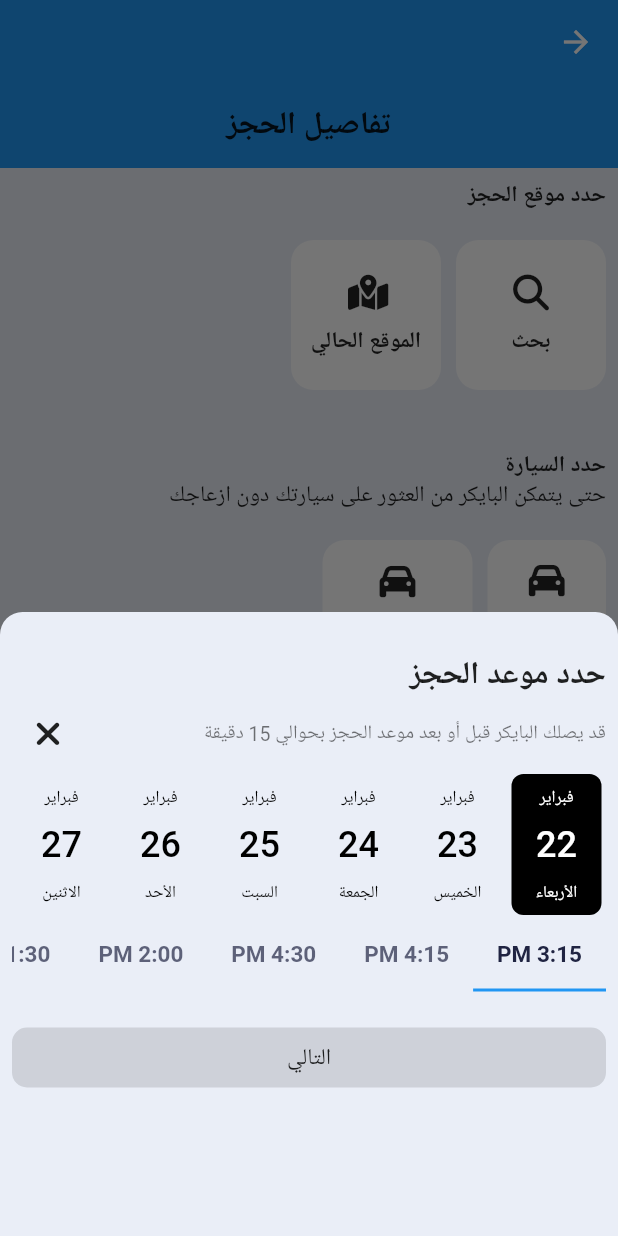
After one commit to 3shmawi/Ghaslah, a Flutter app: the BookingWashScreen screen opened by its route, after a tap on "التالي", on a phone screen of 412 x 824 dp. The commit adds this screen. Run offline on Flutter 3.47's test engine with Material 2 defaults, Android fonts, the phone set to English and light mode, and no system bars; drawn by our look-alikes of date_picker_timeline; our stand-ins replace font_awesome_flutter, google_nav_bar; generated files the repository leaves out were written again.

Commit message:
adding booking page

```diff
--- a/lib/app/app.dart
+++ b/lib/app/app.dart
@@ -23,7 +23,7 @@ class MyAppState extends State<MyApp> {
   @override
   Widget build(BuildContext context) {
     return MaterialApp(
-      locale: const Locale('en'),
+      locale: const Locale('ar'),
       scrollBehavior: const MaterialScrollBehavior().copyWith(
         dragDevices: {
           PointerDeviceKind.mouse,
--- /dev/null
+++ b/lib/screens/book_wash/book_wash_screen.dart
@@ -0,0 +1,276 @@
+import 'package:date_picker_timeline/date_picker_widget.dart';
+import 'package:flutter/material.dart';
+import 'package:font_awesome_flutter/font_awesome_flutter.dart';
+
+import '../../unit/color_manager.dart';
+import '../../unit/shared_widget/buttons.dart';
+import '../../unit/values_manager.dart';
+
+class BookingWashScreen extends StatelessWidget {
+  const BookingWashScreen({Key? key}) : super(key: key);
+
+  @override
+  Widget build(BuildContext context) {
+    return Scaffold(
+      backgroundColor: ColorManager.backgroundColor,
+      appBar: AppBar(
+        elevation: 0,
+
+        bottom: AppBar(
+          elevation: 0,
+          centerTitle: true,
+          automaticallyImplyLeading: false,
+          title:Text(
+            'تفاصيل الحجز',
+            style: Theme.of(context).textTheme.titleLarge,
+          ),
+        ),
+      ),
+      body: SingleChildScrollView(
+        child: Padding(
+          padding: const EdgeInsets.all(AppPadding.p8),
+          child: Column(
+            crossAxisAlignment: CrossAxisAlignment.start,
+            children: [
+              Text(
+                'حدد موقع الحجز',
+                style: Theme.of(context).textTheme.bodyLarge,
+              ),
+              const SizedBox(height: AppSize.s20),
+              Row(
+                children: [
+                  Container(
+                    width: AppSize.s100,
+                    height: AppSize.s100,
+                    decoration: BoxDecoration(
+                      color: ColorManager.whiteColor,
+                      borderRadius: BorderRadius.circular(15),
+                    ),
+                    child: Column(
+                      mainAxisAlignment: MainAxisAlignment.center,
+                      children: [
+                        const Icon(
+                          FontAwesomeIcons.magnifyingGlass,
+                        ),
+                        const SizedBox(height: AppSize.s10),
+                        Text(
+                          'بحث',
+                          style: Theme.of(context).textTheme.bodyLarge,
+                        ),
+                      ],
+                    ),
+                  ),
+                  const SizedBox(width: AppSize.s10),
+                  Container(
+                    width: AppSize.s100,
+                    height: AppSize.s100,
+                    decoration: BoxDecoration(
+                      color: ColorManager.whiteColor,
+                      borderRadius: BorderRadius.circular(15),
+                    ),
+                    child: Column(
+                      mainAxisAlignment: MainAxisAlignment.center,
+                      children: [
+                        const Icon(
+                          FontAwesomeIcons.mapLocationDot,
+                        ),
+                        const SizedBox(height: AppSize.s10),
+                        Text(
+                          'الموقع الحالي',
+                          style: Theme.of(context).textTheme.bodyLarge,
+                        ),
+                      ],
+                    ),
+                  ),
+                ],
+              ),
+              const SizedBox(height: AppSize.s40),
+              Text(
+                'حدد السيارة',
+                style: Theme.of(context).textTheme.bodyLarge,
+              ),
+              Text(
+                'حتى يتمكن البايكر من العثور على سيارتك دون ازعاجك',
+                style: Theme.of(context).textTheme.bodyMedium,
+              ),
+              const SizedBox(height: AppSize.s20),
+              Row(
+                children: [
+                  Container(
+                    width: AppSize.s79,
+                    height: AppSize.s100,
+                    decoration: BoxDecoration(
+                      color: ColorManager.whiteColor,
+                      borderRadius: BorderRadius.circular(15),
+                    ),
+                    child: Column(
+                      mainAxisAlignment: MainAxisAlignment.center,
+                      children: [
+                        const Icon(
+                          FontAwesomeIcons.car,
+                        ),
+                        const SizedBox(height: AppSize.s10),
+                        Text(
+                          'Add Vehicle',
+                          textAlign: TextAlign.center,
+                          style: Theme.of(context).textTheme.bodyLarge,
+                        ),
+                      ],
+                    ),
+                  ),
+                  const SizedBox(width: AppSize.s10),
+                  Container(
+                    width: AppSize.s100,
+                    height: AppSize.s100,
+                    decoration: BoxDecoration(
+                      color: ColorManager.whiteColor,
+                      borderRadius: BorderRadius.circular(15),
+                    ),
+                    child: Column(
+                      mainAxisAlignment: MainAxisAlignment.center,
+                      children: [
+                        const Icon(
+                          FontAwesomeIcons.car,
+                        ),
+                        const SizedBox(height: AppSize.s10),
+                        Text(
+                          'ت ه و',
+                          textAlign: TextAlign.center,
+                          style: Theme.of(context).textTheme.bodyMedium,
+                        ),
+                        Text(
+                          '7767-a b h',
+                          textDirection: TextDirection.ltr,
+                          textAlign: TextAlign.center,
+                          style: Theme.of(context).textTheme.bodySmall,
+                        ),
+                      ],
+                    ),
+                  ),
+                ],
+              ),
+              const SizedBox(height: AppSize.s40),
+              TextFormField(
+                maxLines: 5,
+                minLines: 1,
+                decoration: InputDecoration(
+                  labelText: 'اضف ملاحظة للبايكر',
+                  hintText: 'اضف ملاحظة للبايكر',
+                  labelStyle: Theme.of(context).textTheme.bodySmall,
+                  hintStyle: Theme.of(context).textTheme.bodySmall,
+                  border: OutlineInputBorder(
+                    borderRadius: BorderRadius.circular(15),
+                  ),
+                ),
+              ),
+              const SizedBox(height: AppSize.s40),
+              DefaultElevatedButton(
+                text: 'التالي',
+                onPressed: () {
+                  bottomSheet(context);
+                },
+              ),
+              const SizedBox(height: AppSize.s10),
+            ],
+          ),
+        ),
+      ),
+    );
+  }
+
+  void bottomSheet(BuildContext context) {
+    showModalBottomSheet(
+      context: context,
+      useSafeArea: true,
+
+      backgroundColor: ColorManager.backgroundColor,
+      clipBehavior: Clip.antiAliasWithSaveLayer,
+      shape: const RoundedRectangleBorder(
+          borderRadius: BorderRadius.only(
+        topLeft: Radius.circular(15),
+        topRight: Radius.circular(15),
+      )),
+      builder: (context) => DefaultTabController(
+        length: 9,
+        child: Padding(
+          padding: const EdgeInsets.all(8.0),
+          child: SizedBox(
+            height: 400,
+            width: double.infinity,
+            child: Column(
+              crossAxisAlignment: CrossAxisAlignment.start,
+              children: [
+                const SizedBox(height: 20),
+                Text(
+                  'حدد موعد الحجز',
+                  textDirection: TextDirection.ltr,
+                  textAlign: TextAlign.center,
+                  style: Theme.of(context).textTheme.titleLarge,
+                ),
+                Row(
+                  children: [
+                    Text(
+                      'قد يصلك البايكر قبل أو بعد موعد الحجز بحوالي 15 دقيقة',
+                      textDirection: TextDirection.ltr,
+                      textAlign: TextAlign.center,
+                      style: Theme.of(context).textTheme.bodySmall,
+                    ),
+                    const Spacer(),
+                    IconButton(
+                        onPressed: () => Navigator.of(context).pop(),
+                        icon: const Icon(
+                          FontAwesomeIcons.xmark,
+                        )),
+                  ],
+                ),
+                DatePicker(
+                  DateTime.now(),
+                  initialSelectedDate: DateTime.now(),
+                  locale: 'ar',
+                  height: 100,
+                  activeDates: [
+                    DateTime(2023, 02, 21),
+                    DateTime(2023, 02, 22),
+                    DateTime(2023, 02, 23),
+                    DateTime(2023, 02, 24),
+                    DateTime(2023, 02, 25),
+                    DateTime(2023, 02, 26),
+                    DateTime(2023, 02, 27),
+                    DateTime(2023, 02, 28),
+                  ],
+                  selectionColor: Colors.black,
+                  selectedTextColor: Colors.white,
+                  onDateChange: (date) {
+                    // New date selected
+                    // setState(() {
+                    //   _selectedValue = date;
+                    // });
+                  },
+                ),
+                const TabBar(
+                  isScrollable: true,
+                  labelColor: ColorManager.mainTextColor,
+                  tabs: [
+                    Tab(text: '3:15 PM',),
+                    Tab(text: '4:15 PM',),
+                    Tab(text: '4:30 PM',),
+                    Tab(text: '2:00 PM',),
+                    Tab(text: '11:30 AM',),
+                    Tab(text: '3:15 PM',),
+                    Tab(text: '3:15 PM',),
+                    Tab(text: '3:15 PM',),
+                    Tab(text: '3:15 PM',),
+                  ],
+                ),
+                const SizedBox(height: 20),
+                const DefaultElevatedButton(
+                  text: 'التالي',
+                ),
+              ],
+            ),
+          ),
+        ),
+      ),
+    );
+  }
+}
--- a/lib/screens/main/main_screen.dart
+++ b/lib/screens/main/main_screen.dart
@@ -84,7 +84,7 @@ class _MainScreenState extends State<MainScreen> {
         text: text,
         padding: const EdgeInsets.only(
           left: 20.0,
-          right: 20.0,
+          right: 15.0,
           top: 15.0,
           bottom: 15.0,
         ),
--- a/lib/screens/main/pages/booking/booking_page.dart
+++ b/lib/screens/main/pages/booking/booking_page.dart
@@ -23,6 +23,8 @@ class _BookingPageState extends State<BookingPage> {
       length: 2,
       child: Scaffold(
         appBar: AppBar(
+          automaticallyImplyLeading: false,
+          centerTitle: true,
           backgroundColor: ColorManager.gradientColor2,
           title: const Text('Bookings'),
           bottom:   const TabBar(
--- a/lib/screens/main/pages/booking/new/new_booking_screen.dart
+++ b/lib/screens/main/pages/booking/new/new_booking_screen.dart
@@ -5,6 +5,6 @@ class NewBooking extends StatelessWidget {
 
   @override
   Widget build(BuildContext context) {
-    return const Placeholder();
+    return Container();
   }
 }
--- a/lib/screens/main/pages/booking/old/old_booking_screen.dart
+++ b/lib/screens/main/pages/booking/old/old_booking_screen.dart
@@ -5,6 +5,6 @@ class OldBooking extends StatelessWidget {
 
   @override
   Widget build(BuildContext context) {
-    return const Placeholder();
+    return Container();
   }
 }
--- a/lib/screens/main/pages/store/car_store_page.dart
+++ b/lib/screens/main/pages/store/car_store_page.dart
@@ -1,5 +1,6 @@
 import 'dart:ui';
 import 'package:ghaslah/unit/color_manager.dart';
+import 'package:ghaslah/unit/routes_manager.dart';
 import '../../../../unit/shared_widget/car_category_card.dart';
 import 'package:flutter/material.dart';
 import 'package:font_awesome_flutter/font_awesome_flutter.dart';
@@ -116,26 +117,30 @@ class _CarStorePageState extends State<CarStorePage> {
             scrollDirection: Axis.horizontal,
             shrinkWrap: true,
             physics: const BouncingScrollPhysics(),
-            children: const [
+            children: [
               CarCategory(
+                onTap: () =>Navigator.of(context).pushNamed(Routes.bookingWashRoute),
                 carPicture: 'assets/img/jpg/car.jpeg',
                 categoryName: 'غسيل كوفيد',
                 categoryText: '49 SAR',
                 circleColor: ColorManager.redCircleColor,
               ),
               CarCategory(
+                onTap: () {},
                 carPicture: 'assets/img/jpg/images.jpeg',
                 categoryName: 'غسيل سويتر بلس ',
                 categoryText: '54 SAR',
                 circleColor: ColorManager.purpleCircleColor,
               ),
               CarCategory(
+                onTap: () {},
                 carPicture: 'assets/img/jpg/car.jpeg',
                 categoryName: 'غسيل كوفيد',
                 categoryText: '49 SAR',
                 circleColor: ColorManager.redCircleColor,
               ),
               CarCategory(
+                onTap: () {},
                 carPicture: 'assets/img/jpg/images.jpeg',
                 categoryName: 'غسيل سويتر بلس ',
                 categoryText: '54 SAR',
--- a/lib/unit/routes_manager.dart
+++ b/lib/unit/routes_manager.dart
@@ -1,11 +1,14 @@
 import 'package:flutter/material.dart';
 import 'package:ghaslah/unit/strings_manager.dart';
 
+import '../screens/book_wash/book_wash_screen.dart';
 import '../screens/main/main_screen.dart';
 
 class Routes {
-  static const String splashRoute = "/";
-  static const String mainRoute = "/main";
+  static const splashRoute = "/";
+  static const mainRoute = "/main";
+  static const bookingWashRoute = "/bookingWash";
+
 }
 
 class RouteGenerator {
@@ -13,6 +16,8 @@ class RouteGenerator {
     switch (settings.name) {
       case Routes.mainRoute:
         return MaterialPageRoute(builder: (_) => const MainScreen());
+      case Routes.bookingWashRoute:
+        return MaterialPageRoute(builder: (_) => const BookingWashScreen());
       default:
         return unDefinedRoute();
     }
--- /dev/null
+++ b/lib/unit/shared_widget/buttons.dart
@@ -0,0 +1,32 @@
+import 'package:flutter/material.dart';
+import 'package:ghaslah/unit/color_manager.dart';
+import 'package:ghaslah/unit/values_manager.dart';
+
+class DefaultElevatedButton extends StatelessWidget {
+  const DefaultElevatedButton({
+    required this.text,
+    this.onPressed,
+    Key? key,
+  }) : super(key: key);
+
+  final String text;
+  final VoidCallback? onPressed;
+
+  @override
+  Widget build(BuildContext context) {
+    return ElevatedButton(
+      onPressed: onPressed,
+      style: ElevatedButton.styleFrom(
+        minimumSize: const Size(double.infinity, AppSize.s40),
+        backgroundColor: ColorManager.redCircleColor,
+        shape: RoundedRectangleBorder(
+          borderRadius: BorderRadius.circular(AppSize.s10),
+        ),
+      ),
+      child: Text(
+        text,
+        style: Theme.of(context).textTheme.bodyMedium,
+      ),
+    );
+  }
+}
--- a/lib/unit/shared_widget/car_category_card.dart
+++ b/lib/unit/shared_widget/car_category_card.dart
@@ -7,13 +7,14 @@ class CarCategory extends StatelessWidget {
     required this.categoryName,
     required this.categoryText,
     required this.circleColor,
+    this.onTap,
   }) : super(key: key);
 
   final String carPicture;
   final String categoryName;
   final String categoryText;
   final Color circleColor;
-
+  final GestureTapCallback? onTap;
   @override
   Widget build(BuildContext context) {
     return Padding(
@@ -23,6 +24,8 @@ class CarCategory extends StatelessWidget {
         bottom: 20.0,
         top: 0.0,
       ),
+      child: InkWell(
+        onTap: onTap,
         child: Container(
           height: MediaQuery.of(context).size.height * 0.225,
           width: MediaQuery.of(context).size.height * 0.20,
@@ -56,13 +59,14 @@ class CarCategory extends StatelessWidget {
                     decoration: BoxDecoration(
                       color: circleColor,
                       shape: BoxShape.circle,
+                      image: DecorationImage(
+                        image: AssetImage( carPicture,),
+                        fit: BoxFit.cover,
+
+                      )
                     ),
-                  child: Container(),
                   ),
-                Image.asset(
-                  carPicture,
-                  width: 140.0,
-                ),
+
                 ],
               ),
               const SizedBox(
@@ -92,6 +96,7 @@ class CarCategory extends StatelessWidget {
             ],
           ),
         ),
+      ),
     );
   }
 }
--- a/pubspec.yaml
+++ b/pubspec.yaml
@@ -24,6 +24,7 @@ dependencies:
   font_awesome_flutter: ^10.4.0
   google_nav_bar: ^5.0.6
   carousel_slider: ^4.2.1
+  date_picker_timeline: ^1.2.3
 
 
 
```
Also changed, not shown: pubspec.lock. Lines whose indentation alone changed are shown as unchanged.
